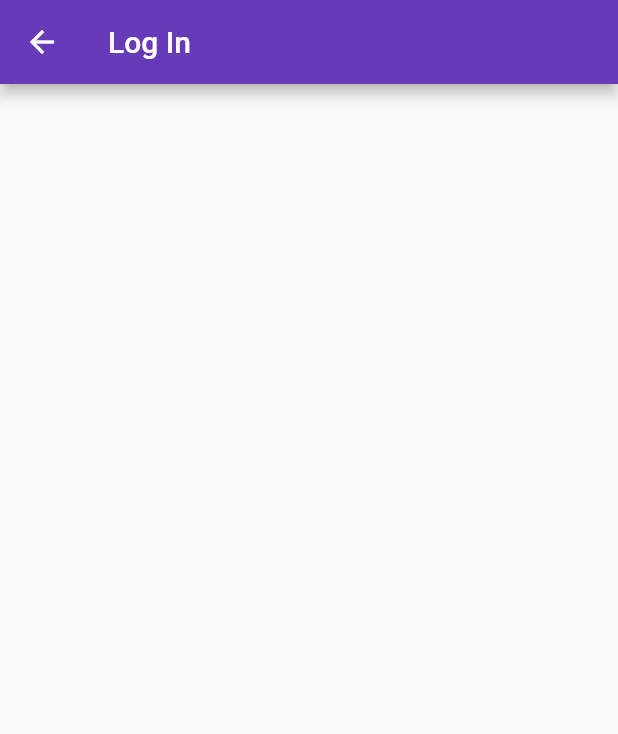
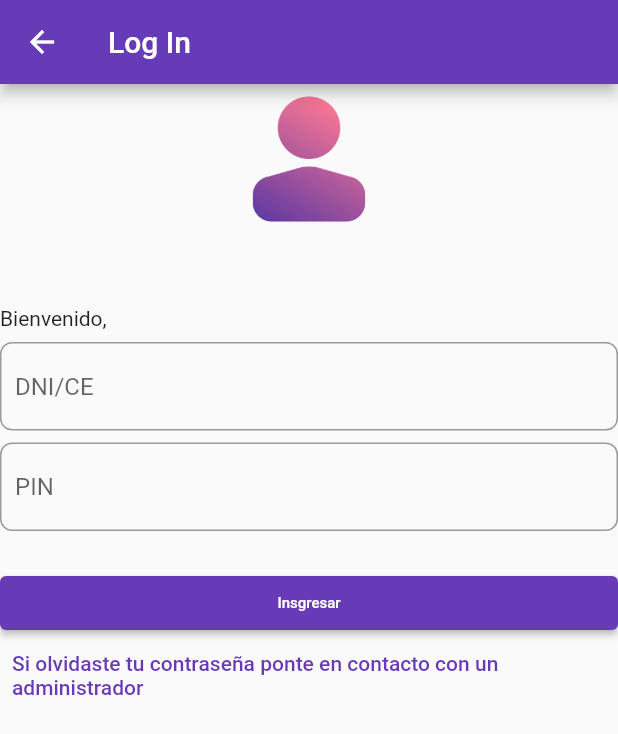
Before and after one commit to ccisnedev/empleapp, a Flutter app: the screen it shows after launch, item 2 of the bottom bar chosen, on a phone screen of 412 x 824 dp. Shown: the top 734 px of the screen. Run offline on Flutter 3.47's test engine with Material 2 defaults, Android fonts, the phone set to English and light mode, and no system bars; our stand-ins replace rive.

Commit message:
Diseño de pagina de ingreso LOG IN

```diff
--- a/lib/screen/screen_login.dart
+++ b/lib/screen/screen_login.dart
@@ -1,7 +1,9 @@
+import 'package:empleapp/main.dart';
+import 'package:empleapp/screen/screen_user.dart';
 import 'package:flutter/material.dart';
 
 class ScreenLogin extends StatelessWidget {
-const ScreenLogin({ Key? key }) : super(key: key);
+const ScreenLogin({ Key? key}) : super(key: key);
 
   @override
   Widget build(BuildContext context){
@@ -23,8 +25,78 @@ class ScreenLoginStatefulWidget extends StatefulWidget {
 class _ScreenLoginState extends State<ScreenLoginStatefulWidget> {
   @override
   Widget build(BuildContext context) {
+
     return Container(
+      alignment: Alignment.center,
+      child: Center(
+        child: ListView(children: <Widget>[
+          // ################################
+          // AVATAR
+            Hero(
+            tag: 'avatar',
+            child: CircleAvatar(
+              backgroundColor: Colors.transparent,
+              radius: 50,
 
+              child: Image.asset('assets/avatar.png'),
+            )
+            ),
+
+          SizedBox(height: 48.0),
+
+          Text('Bienvenido,'),
+
+          SizedBox(height: 8.0),
+
+          // ################################
+          // ID
+          TextFormField(
+            keyboardType: TextInputType.number,
+            autofocus: false,
+            initialValue: '',
+            decoration: InputDecoration(
+              hintText: 'DNI/CE',
+              contentPadding: const EdgeInsets.fromLTRB(10, 20, 10, 20),
+              border: OutlineInputBorder(borderRadius: BorderRadius.circular(8)),
+            ),
+          ),
+
+          SizedBox(height: 8.0),
+
+          // ################################
+          // PIN
+          TextFormField(
+            keyboardType: TextInputType.number,
+            autofocus: false,
+            obscureText: true,
+            initialValue: '',
+            decoration: InputDecoration(
+              hintText: 'PIN',
+              contentPadding: const EdgeInsets.fromLTRB(10, 20, 10, 20),
+              border: OutlineInputBorder(borderRadius: BorderRadius.circular(8)),
+            ),
+          ),
+
+          SizedBox(height: 24.0),
+
+          // ################################
+          // LOGIN BUTTON
+          ElevatedButton(
+            onPressed: (){},
+            child: SizedBox(
+              width: MediaQuery.of(context).size.width * .2,
+              child: const Text('Insgresar', textAlign: TextAlign.center, style: TextStyle(fontSize: 10),)
+            )
+          ),
+
+          // ################################
+          // FORGOT LABEL
+          TextButton(
+            onPressed: (){},
+            child: const Text('Si olvidaste tu contraseña ponte en contacto con un administrador')
+          ),
+        ],),),
     );
   }
+
 }
--- a/pubspec.yaml
+++ b/pubspec.yaml
@@ -64,6 +64,7 @@ flutter:
   assets:
     - assets/logo.riv
     - assets/logodev.png
+    - assets/avatar.png
   #   - images/a_dot_ham.jpeg
 
   # An image asset can refer to one or more resolution-specific "variants", see
```
Also changed, not shown: lib/main.dart (+5 -5 lines), lib/screen/screen_user.dart (added, +18 -0 lines), assets/avatar.png (added).
